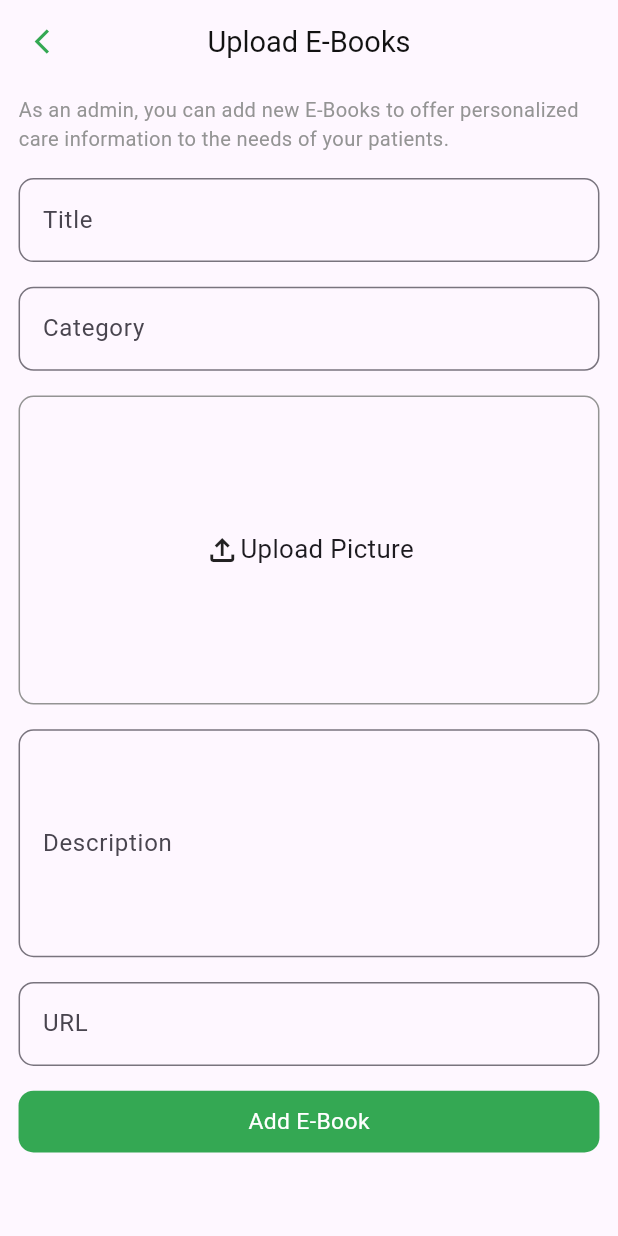
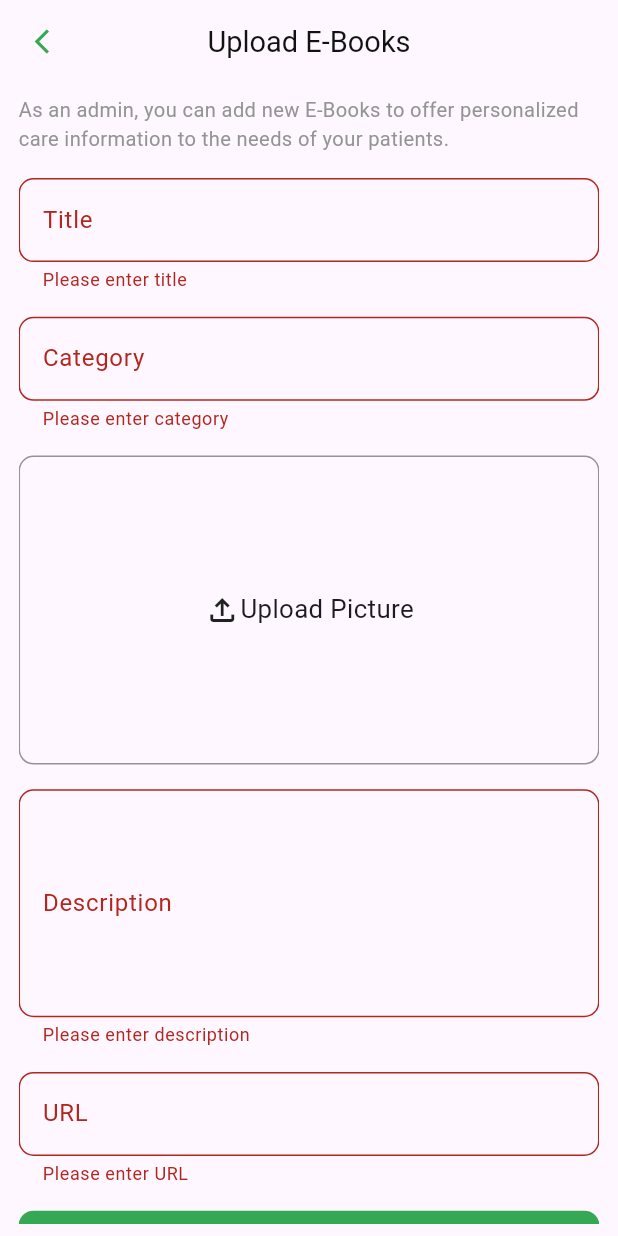
Before and after one commit to hassam123456/doctorapp, a Flutter app: the AdminUploadEBookScreen screen opened by its route, after a tap on "Add E-Book", on a phone screen of 412 x 824 dp. Run offline on Flutter 3.47's test engine with Material 3 defaults, Android fonts, the light colour scheme and no system bars; our stand-ins replace carousel_slider, flutter_otp_text_field, get, image_picker, motion_tab_bar, responsive_sizer and 1 more; accounts and stored records are empty.

Commit message:
apisi inte

```diff
--- a/lib/components/customcomponents.dart
+++ b/lib/components/customcomponents.dart
@@ -1,3 +1,5 @@
+import 'dart:async';
+
 import 'package:doctorapp/constants/colors.dart';
 import 'package:flutter/material.dart';
 import 'package:flutter/widgets.dart';
@@ -35,8 +37,12 @@ customcircularProgress() {
 /////////////custom textformfield
 TextFormField customtextformfield({
   required String lable,
+  FormFieldValidator<String>? validator,
+  TextEditingController? controler,
 }) {
   return TextFormField(
+    controller: controler,
+    validator: validator,
     decoration: InputDecoration(
         border: OutlineInputBorder(
             borderRadius: BorderRadius.circular(10),
--- a/lib/constants/appconstant.dart
+++ b/lib/constants/appconstant.dart
@@ -3,4 +3,6 @@ class AppConstants {
   static String signup = "auth/register";
   static String signupemailverification = "auth/verify-otp";
   static String resendotp = "auth/send-otp";
+  static String admincreateEbook = "ebook/create";
+  static String admincreatevideo = "video-library/create";
 }
--- a/lib/constants/dependencies.dart
+++ b/lib/constants/dependencies.dart
@@ -1,9 +1,11 @@
 import 'package:doctorapp/constants/api_service.dart';
 import 'package:doctorapp/repositary/authRepor.dart';
+import 'package:doctorapp/repositary/adminRepo.dart';
 import 'package:get/get.dart';
 
 Future<void> init() async {
   //Api Clients
   Get.lazyPut(() => HttpApiClient());
   Get.lazyPut(() => AuthRepo(apiClient: Get.find()));
+  Get.lazyPut(() => AdminRepo(apiClient: Get.find()));
 }
--- /dev/null
+++ b/lib/controller/adminController.dart
@@ -0,0 +1,96 @@
+import 'dart:io';
+
+import 'package:doctorapp/repositary/adminRepo.dart';
+import 'package:flutter/material.dart';
+import 'package:flutter/widgets.dart';
+import 'package:get/get.dart';
+import 'package:image_picker/image_picker.dart';
+
+class AdminController extends GetxController {
+  AdminRepo adminRepo;
+  AdminController({required this.adminRepo});
+
+////////////create e book
+///////////////admin upload e book screen
+  var adminuploadebookimage = Rx<File?>(null);
+
+  Future<void> pickadminuploadebookimage(BuildContext context) async {
+    final picker = ImagePicker();
+    final pickedImage = await showDialog<ImageSource>(
+      context: context,
+      builder: (BuildContext context) {
+        return AlertDialog(
+          title: const Text("Select Image Source"),
+          content: SingleChildScrollView(
+            child: ListBody(
+              children: <Widget>[
+                GestureDetector(
+                  child: const Text("Gallery"),
+                  onTap: () {
+                    Navigator.of(context).pop(ImageSource.gallery);
+                  },
+                ),
+                const SizedBox(height: 20),
+                GestureDetector(
+                  child: const Text("Camera"),
+                  onTap: () {
+                    Navigator.of(context).pop(ImageSource.camera);
+                  },
+                ),
+              ],
+            ),
+          ),
+        );
+      },
+    );
+
+    if (pickedImage != null) {
+      final pickedFile = await picker.pickImage(source: pickedImage);
+      if (pickedFile != null) {
+        adminuploadebookimage.value = File(pickedFile.path);
+      }
+    }
+  }
+
+  final ebooktitlecontroller = TextEditingController().obs;
+  final ebookcategorycontroller = TextEditingController().obs;
+  final ebookurlcontroller = TextEditingController().obs;
+  final ebookdescriptioncontroller = TextEditingController().obs;
+  final RxBool createebookloading = false.obs;
+  Future<void> createEbook() async {
+    try {
+      createebookloading.value = true;
+      await adminRepo.creatEBook(
+          image: adminuploadebookimage.value!,
+          title: ebooktitlecontroller.value.text.toString(),
+          category: ebookcategorycontroller.value.text.toString(),
+          url: ebookurlcontroller.value.text.toString(),
+          description: ebookdescriptioncontroller.value.text.toString());
+
+      createebookloading.value = false;
+    } finally {
+      createebookloading.value = false;
+    }
+  }
+
+////////admin create video
+  final videotitlecontroller = TextEditingController().obs;
+  final videocategorycontroller = TextEditingController().obs;
+  final videourlcontroller = TextEditingController().obs;
+  final videodescriptioncontroller = TextEditingController().obs;
+  final RxBool createvideoloading = false.obs;
+  Future<void> createVideo() async {
+    try {
+      createvideoloading.value = true;
+      await adminRepo.creatVideo(
+          title: videotitlecontroller.value.text.toString(),
+          category: videocategorycontroller.value.text.toString(),
+          url: videourlcontroller.value.text.toString(),
+          description: videodescriptioncontroller.value.text.toString());
+
+      createvideoloading.value = false;
+    } finally {
+      createvideoloading.value = false;
+    }
+  }
+}
--- /dev/null
+++ b/lib/repositary/adminRepo.dart
@@ -0,0 +1,91 @@
+import 'dart:convert';
+import 'dart:io';
+import 'package:http/http.dart' as http;
+import 'package:doctorapp/components/customSnackBar.dart';
+import 'package:doctorapp/constants/api_service.dart';
+import 'package:doctorapp/constants/appconstant.dart';
+import 'package:get/get.dart';
+import 'package:shared_preferences/shared_preferences.dart';
+
+class AdminRepo extends GetxService {
+  HttpApiClient apiClient;
+  AdminRepo({required this.apiClient});
+
+///////////admin create E-Book
+  Future<void> creatEBook({
+    required String title,
+    required String category,
+    required String url,
+    required String description,
+    required File image,
+  }) async {
+    try {
+      final prefs = await SharedPreferences.getInstance();
+      String? token = prefs.getString('token');
+      var request = http.MultipartRequest(
+          'POST',
+          Uri.parse(
+              '${AppConstants.apibaseurl}${AppConstants.admincreateEbook}'));
+      request.fields.addAll({
+        'title': title,
+        'category': category,
+        'url': url,
+        'description': description,
+      });
+      request.files.add(await http.MultipartFile.fromPath('file', image.path));
+      request.headers['Authorization'] = 'Bearer $token';
+      var response = await request.send();
+      final responseBody = await response.stream.bytesToString();
+      if (response.statusCode == 200) {
+        final message = jsonDecode(responseBody)['message'];
+        customSuccessSnackBar(message);
+        Get.back();
+      } else {
+        final message = jsonDecode(responseBody)['message'];
+        customErrorSnackBar(message);
+      }
+    } catch (e) {
+      customErrorSnackBar(
+          'An unexpected error occurred. Please try again later');
+      print("Error uploading Ebookfile: $e");
+    }
+  }
+
+///////////admin create video
+  Future<void> creatVideo({
+    required String title,
+    required String category,
+    required String url,
+    required String description,
+  }) async {
+    try {
+      final prefs = await SharedPreferences.getInstance();
+      String? token = prefs.getString('token');
+      var request = http.MultipartRequest(
+          'POST',
+          Uri.parse(
+              '${AppConstants.apibaseurl}${AppConstants.admincreateEbook}'));
+      request.fields.addAll({
+        'title': title,
+        'category': category,
+        'url': url,
+        'description': description,
+      });
+      request.headers['Authorization'] = 'Bearer $token';
+      var response = await request.send();
+      final responseBody = await response.stream.bytesToString();
+      if (response.statusCode == 200) {
+        final message = jsonDecode(responseBody)['message'];
+        customSuccessSnackBar(message);
+        Get.back();
+      } else {
+        final message = jsonDecode(responseBody)['message'];
+        customErrorSnackBar(message);
+      }
+    } catch (e) {
+      customErrorSnackBar(
+          'An unexpected error occurred. Please try again later');
+      print("Error uploading Ebookfile: $e");
+    }
+  }
+}
--- a/lib/views/admin/adminuploadeBookScreen.dart
+++ b/lib/views/admin/adminuploadeBookScreen.dart
@@ -1,4 +1,6 @@
+import 'package:doctorapp/components/customSnackBar.dart';
 import 'package:doctorapp/components/customcomponents.dart';
+import 'package:doctorapp/controller/adminController.dart';
 import 'package:doctorapp/controller/componentsController.dart';
 import 'package:flutter/material.dart';
 import 'package:flutter/widgets.dart';
@@ -14,6 +16,8 @@ class AdminUploadEBookScreen extends StatefulWidget {
 
 class _AdminUploadEBookScreenState extends State<AdminUploadEBookScreen> {
   final componentcontroller = Get.put(ComponentsController());
+  final admincontroller = Get.put(AdminController(adminRepo: Get.find()));
+  final GlobalKey<FormState> formKey = GlobalKey<FormState>();
   @override
   Widget build(BuildContext context) {
     return Scaffold(
@@ -21,6 +25,8 @@ class _AdminUploadEBookScreenState extends State<AdminUploadEBookScreen> {
       body: Padding(
         padding: EdgeInsets.symmetric(horizontal: 3.w, vertical: 1.h),
         child: SingleChildScrollView(
+          child: Form(
+            key: formKey,
             child: Column(
               children: [
                 Text(
@@ -30,25 +36,42 @@ class _AdminUploadEBookScreenState extends State<AdminUploadEBookScreen> {
                 SizedBox(
                   height: 2.h,
                 ),
-              customtextformfield(lable: "Title"),
+                customtextformfield(
+                  validator: (v) {
+                    if (v == null || v.isEmpty) {
+                      return "Please enter title";
+                    }
+                    return null;
+                  },
+                  controler: admincontroller.ebooktitlecontroller.value,
+                  lable: "Title",
+                ),
                 SizedBox(
                   height: 2.h,
                 ),
-              customtextformfield(lable: "Category"),
+                customtextformfield(
+                    validator: (v) {
+                      if (v == null || v.isEmpty) {
+                        return "Please enter category";
+                      }
+                      return null;
+                    },
+                    controler: admincontroller.ebookcategorycontroller.value,
+                    lable: "Category"),
                 SizedBox(
                   height: 2.h,
                 ),
                 Obx(
                   () => GestureDetector(
                     onTap: () {
-                    componentcontroller.pickadminuploadebookimage(context);
+                      admincontroller.pickadminuploadebookimage(context);
                     },
                     child: Container(
                         height: 25.h,
                         decoration: BoxDecoration(
                             borderRadius: BorderRadius.circular(10),
                             border: Border.all(color: Color(0xff949494))),
-                      child: componentcontroller.adminuploadebookimage.value ==
+                        child: admincontroller.adminuploadebookimage.value ==
                                 null
                             ? Row(
                                 mainAxisAlignment: MainAxisAlignment.center,
@@ -61,7 +84,7 @@ class _AdminUploadEBookScreenState extends State<AdminUploadEBookScreen> {
                                 ],
                               )
                             : Image.file(
-                              componentcontroller.adminuploadebookimage.value!,
+                                admincontroller.adminuploadebookimage.value!,
                                 fit: BoxFit.fill,
                                 width: Get.width,
                               )),
@@ -71,22 +94,46 @@ class _AdminUploadEBookScreenState extends State<AdminUploadEBookScreen> {
                   height: 2.h,
                 ),
                 TextFormField(
+                  validator: (v) {
+                    if (v == null || v.isEmpty) {
+                      return "Please enter description";
+                    }
+                    return null;
+                  },
+                  controller: admincontroller.ebookdescriptioncontroller.value,
                   maxLines: 5,
                   decoration: InputDecoration(
                       border: OutlineInputBorder(
                           borderRadius: BorderRadius.circular(10),
                           borderSide: BorderSide(
-                            color: const Color(0xff2E2E2E).withOpacity(0.02))),
+                              color:
+                                  const Color(0xff2E2E2E).withOpacity(0.02))),
                       labelText: "Description"),
                 ),
                 SizedBox(
                   height: 2.h,
                 ),
-              customtextformfield(lable: "URL"),
+                customtextformfield(
+                    validator: (v) {
+                      if (v == null || v.isEmpty) {
+                        return "Please enter URL";
+                      }
+                      return null;
+                    },
+                    controler: admincontroller.ebookurlcontroller.value,
+                    lable: "URL"),
                 SizedBox(
                   height: 2.h,
                 ),
-              custombutton(title: "Add E-Book", ontap: () {}),
+                custombutton(
+                    title: "Add E-Book",
+                    ontap: () {
+                      if (formKey.currentState!.validate()) {
+                        admincontroller.adminuploadebookimage.value == null
+                            ? customErrorSnackBar("Please Upload Image")
+                            : admincontroller.createEbook();
+                      }
+                    }),
                 SizedBox(
                   height: 2.h,
                 ),
@@ -94,6 +141,7 @@ class _AdminUploadEBookScreenState extends State<AdminUploadEBookScreen> {
             ),
           ),
         ),
+      ),
     );
   }
 }
```
Also changed, not shown: lib/controller/componentsController.dart (+0 -41 lines), lib/views/admin/adminuploadvideoscreen.dart (+45 -4 lines). Lines whose indentation alone changed are shown as unchanged.
